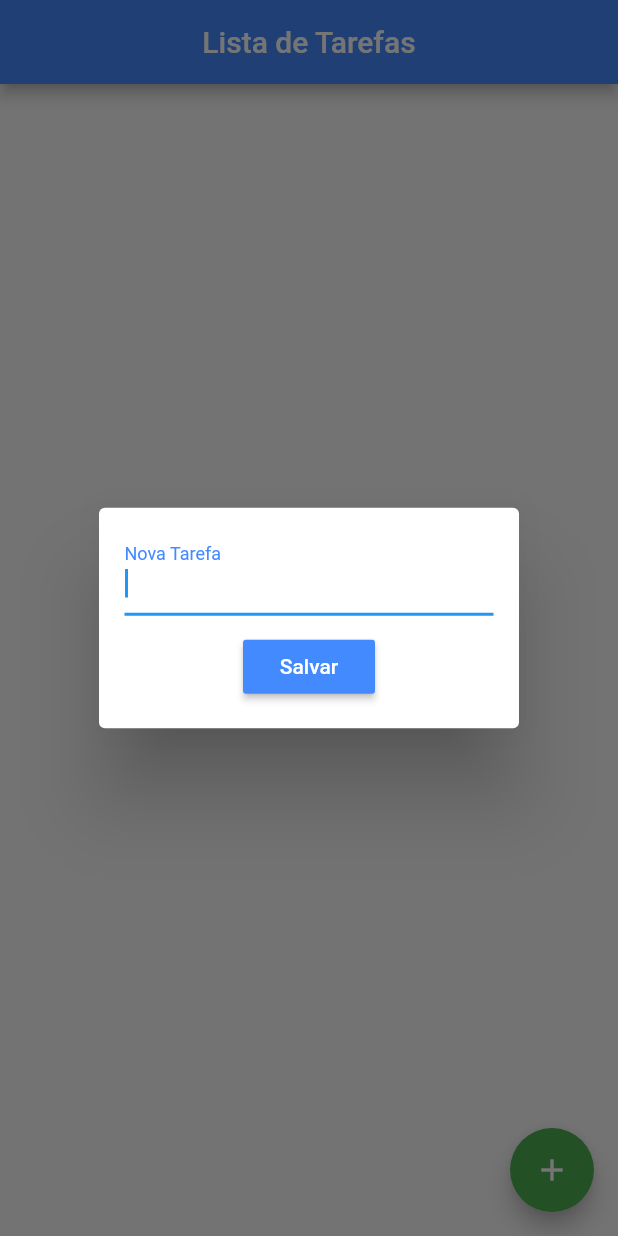
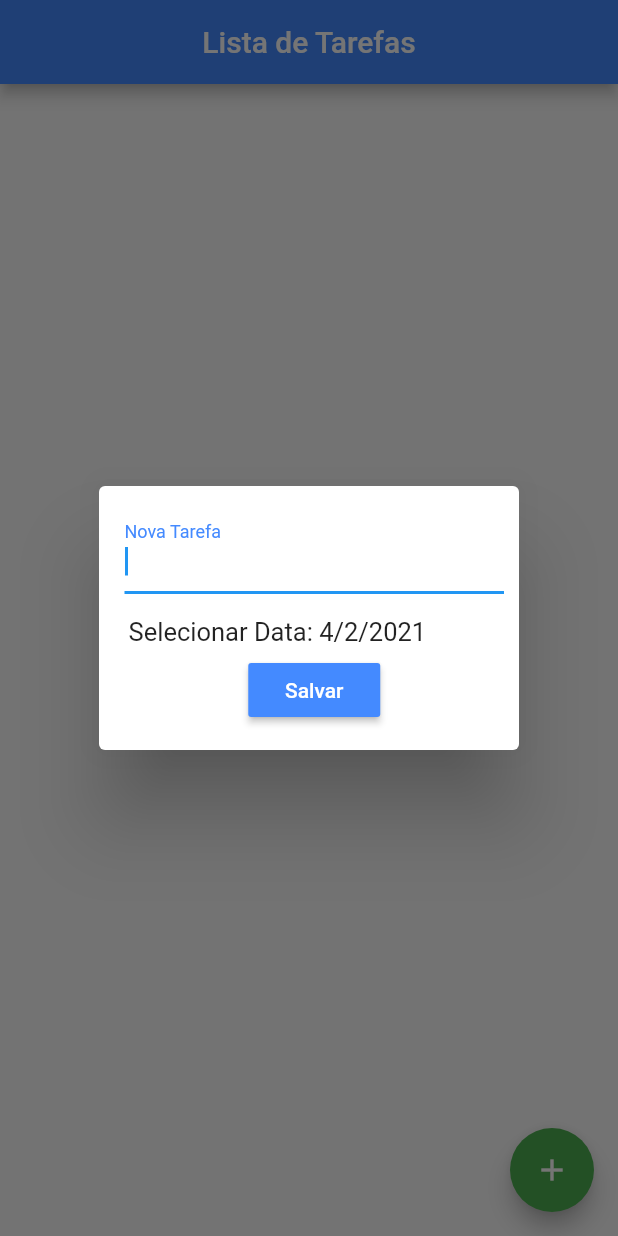
Before and after one commit to ticollapse/learning_flutter, a Flutter app: the screen it shows after launch, after a tap on the "add" icon, on a phone screen of 412 x 824 dp. Run offline on Flutter 3.47's test engine with Material 2 defaults, Android fonts, the phone set to English and light mode, and no system bars.

Commit message:
Campo data no cadastro - Ordencao por data e status

```diff
--- a/lista_tarefas/lib/main.dart
+++ b/lista_tarefas/lib/main.dart
@@ -3,6 +3,7 @@ import 'dart:io';
 
 import 'package:flutter/cupertino.dart';
 import 'package:flutter/material.dart';
+import 'package:intl/intl.dart';
 import 'package:path_provider/path_provider.dart';
 
 void main() {
@@ -18,10 +19,12 @@ class _HomeState extends State<Home> {
   List _toDoList = [];
 
   final _toDoController = TextEditingController();
+  final _selectedDateController = TextEditingController();
 
   Map<String, dynamic> _lastRemoved;
+  int _lastRemovedPos;
 
-  int _lastRemovedPos;
+  DateTime _selectedDate = DateTime.now();
 
   @override
   void initState() {
@@ -40,6 +43,7 @@ class _HomeState extends State<Home> {
       newToDo["title"] = _toDoController.text;
       _toDoController.text = "";
       newToDo["ok"] = false;
+      newToDo["date"] = "${_selectedDate.day.toString().padLeft(2,'0')}/${_selectedDate.month.toString().padLeft(2,'0')}/${_selectedDate.year}";
       _toDoList.add(newToDo);
       _saveData();
     });
@@ -49,9 +53,17 @@ class _HomeState extends State<Home> {
     await Future.delayed(Duration(seconds: 1));
     setState(() {
       _toDoList.sort((a, b) {
-        if (a["ok"] && !b["ok"])
+        print("Entrou");
+        DateTime dateA = DateFormat('dd/MM/yyyy').parseLoose(a["date"]);
+        DateTime dateB = DateFormat('dd/MM/yyyy').parseLoose(b["date"]);
+        print("Ola");
+        if (dateA.isBefore(dateB) && !(a["ok"] && !b["ok"])  )
+          return -1;
+        else if (dateA.isBefore(dateB))
           return 1;
-        else if (!a["ok"] && b["ok"])
+        else if (dateB.isBefore(dateA) && !(b["ok"] && !a["ok"]) )
+          return 1;
+        else if (dateB.isBefore(dateA))
           return -1;
         else
           return 0;
@@ -73,7 +85,7 @@ class _HomeState extends State<Home> {
       ),
       direction: DismissDirection.startToEnd,
       child: CheckboxListTile(
-        title: Text(_toDoList[index]["title"]),
+        title: Text("${_toDoList[index]["title"]} - ${_toDoList[index]["date"]}" ),
         value: _toDoList[index]["ok"],
         secondary: CircleAvatar(
             child: Icon(_toDoList[index]["ok"] ? Icons.check : Icons.error)),
@@ -132,10 +144,11 @@ class _HomeState extends State<Home> {
     }
   }
 
-  Future<void> _askedToLead() async {
+  Future<void> _popUpCreateTask() async {
     await showDialog(
         context: context,
         builder: (BuildContext context) {
+          return StatefulBuilder(builder: (context, setState) {
             return SimpleDialog(
               // title: Align(
               //   alignment: Alignment(0, 0),
@@ -144,7 +157,7 @@ class _HomeState extends State<Home> {
               title: null,
               children: <Widget>[
                 Container(
-                  padding: EdgeInsets.fromLTRB(17, 1, 17, 1),
+                    padding: EdgeInsets.fromLTRB(17, 1, 10, 0),
                     child: Column(
                       children: <Widget>[
                         TextField(
@@ -154,22 +167,52 @@ class _HomeState extends State<Home> {
                               labelStyle: TextStyle(color: Colors.blueAccent)),
                           autofocus: true,
                         ),
-                      Padding(
-                        padding: EdgeInsets.only(top: 10),
+                        Align(
+                          alignment: Alignment(-0.9, 0),
+                          child: Padding(
+                            padding: EdgeInsets.only(top: 15),
+                            child: GestureDetector(
+                              child: Text(
+                                "Selecionar Data: ${_selectedDate.day}/${_selectedDate.month}/${_selectedDate.year}",
+                                style: TextStyle(fontSize: 17),
+                              ),
+                              onTap: () {
+                                showDatePicker(
+                                  context: context,
+                                  initialDate: _selectedDate,
+                                  // Refer step 1
+                                  firstDate: DateTime(2000),
+                                  lastDate: DateTime(2025),
+                                ).then((value) {
+                                  if (value != null && value != _selectedDate)
+                                    setState(() {
+                                      _selectedDate = value;
+                                    });
+                                });
+                              },
+                            ),
+                          ),
+                        ),
+                        Align(
+                          alignment: Alignment(0, 0),
+                          child: Padding(
+                            padding: EdgeInsets.only(top: 5),
                             child: RaisedButton(
                               color: Colors.blueAccent,
                               child: Text("Salvar"),
                               textColor: Colors.white,
-                          onPressed: (){
+                              onPressed: () {
                                 _add_ToDo();
                                 Navigator.pop(context);
                               },
+                            ),
                           ),
                         )
                       ],
                     )),
               ],
             );
+          });
         });
   }
 
@@ -215,7 +258,7 @@ class _HomeState extends State<Home> {
         ],
       ),
       floatingActionButton: FloatingActionButton(
-        onPressed: _askedToLead,
+        onPressed: _popUpCreateTask,
         tooltip: 'Adicionar Tarefa',
         child: Icon(Icons.add),
         backgroundColor: Colors.green,
--- a/lista_tarefas/pubspec.yaml
+++ b/lista_tarefas/pubspec.yaml
@@ -29,6 +29,7 @@ dependencies:
   # Use with the CupertinoIcons class for iOS style icons.
   cupertino_icons: ^1.0.0
   path_provider: ^1.1.0
+  intl: ^0.16.1
 
 dev_dependencies:
   flutter_test:
```
Also changed, not shown: lista_tarefas/pubspec.lock. Lines whose indentation alone changed are shown as unchanged.
